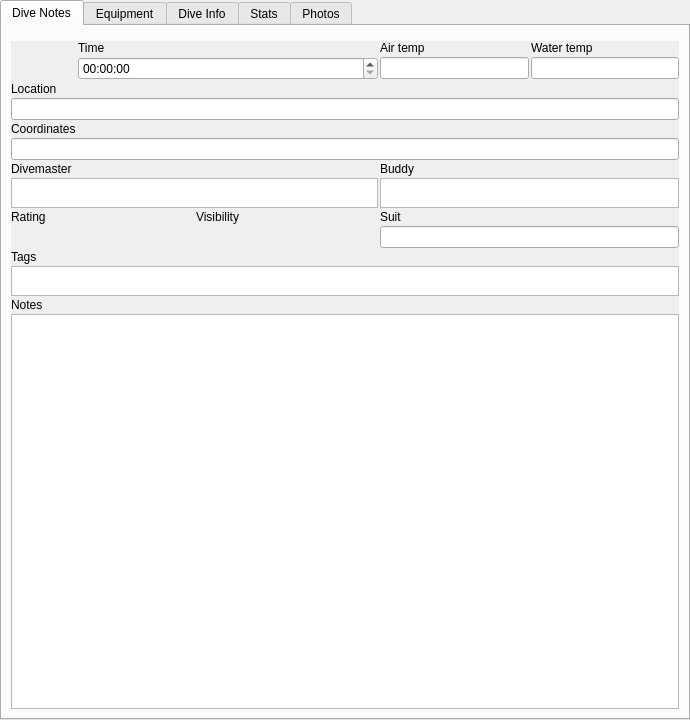
Above: qt-ui/maintab.ui from subsurface/subsurface before the change. Below: the same form after it.
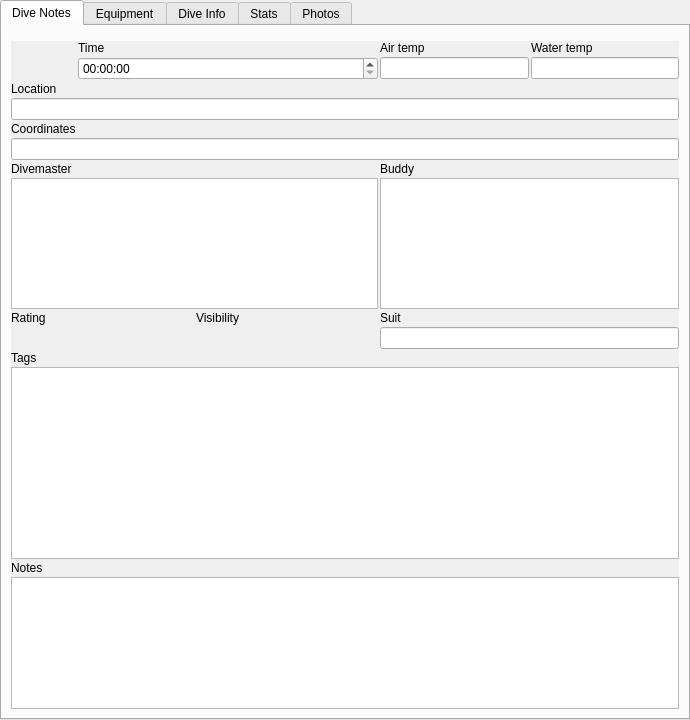
That is the form after the change. Custom widgets are drawn as their Qt base class.

Commit message:
MainTab: make the tag widgets play nicer with large fonts
Doing this I noticed that the dive list doesn't like huge fonts, either.

Patch:
```diff
--- a/qt-ui/maintab.ui
+++ b/qt-ui/maintab.ui
@@ -137,12 +137,6 @@
         </item>
         <item row="8" column="2">
          <widget class="TagWidget" name="buddy">
-          <property name="maximumSize">
-           <size>
-            <width>16777215</width>
-            <height>30</height>
-           </size>
-          </property>
           <property name="readOnly">
            <bool>false</bool>
           </property>
@@ -204,12 +198,6 @@
             <height>0</height>
            </size>
           </property>
-          <property name="maximumSize">
-           <size>
-            <width>16777215</width>
-            <height>30</height>
-           </size>
-          </property>
           <property name="verticalScrollBarPolicy">
            <enum>Qt::ScrollBarAlwaysOff</enum>
           </property>
@@ -223,12 +211,6 @@
         </item>
         <item row="8" column="0" colspan="2">
          <widget class="TagWidget" name="divemaster">
-          <property name="maximumSize">
-           <size>
-            <width>16777215</width>
-            <height>30</height>
-           </size>
-          </property>
           <property name="readOnly">
            <bool>false</bool>
           </property>
```
